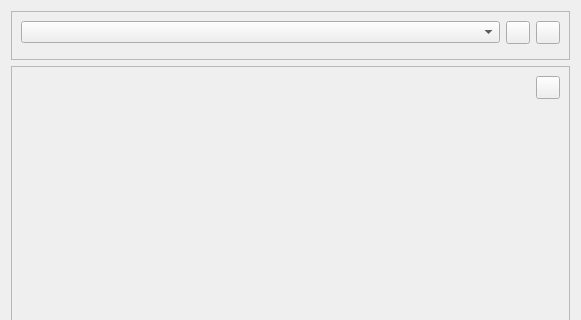
KDE/kdevelop, file plugins/xtest/config/veritasconfig.ui: the form before one commit; both pictures show x 0 to 581 and y 0 to 320 of the 581 by 497 pixel window.
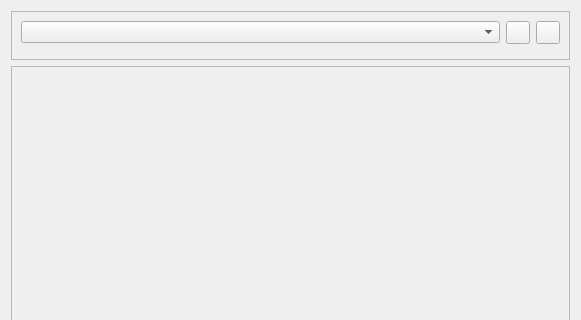
The form after the commit. Custom widgets are drawn as their Qt base class.

Diff of the .ui file:
```diff
--- a/plugins/xtest/config/veritasconfig.ui
+++ b/plugins/xtest/config/veritasconfig.ui
@@ -64,21 +64,7 @@
      <property name="frameShadow" >
       <enum>QFrame::Raised</enum>
      </property>
-     <layout class="QVBoxLayout" name="verticalLayout_2" >
-      <item>
-       <layout class="QHBoxLayout" name="horizontalLayout_2" >
-        <item>
-         <widget class="KUrlRequester" name="executable" />
-        </item>
-        <item>
-         <widget class="QToolButton" name="removeExecutable" >
-          <property name="text" >
-           <string/>
-          </property>
-         </widget>
-        </item>
-       </layout>
-      </item>
+     <layout class="QVBoxLayout" name="executableFieldsLayout" >
       <item>
        <spacer name="verticalSpacer" >
         <property name="orientation" >
@@ -97,14 +83,6 @@
    </item>
   </layout>
  </widget>
- <customwidgets>
-  <customwidget>
-   <class>KUrlRequester</class>
-   <extends>QFrame</extends>
-   <header>kurlrequester.h</header>
-   <container>1</container>
-  </customwidget>
- </customwidgets>
  <resources/>
  <connections/>
 </ui>
```
